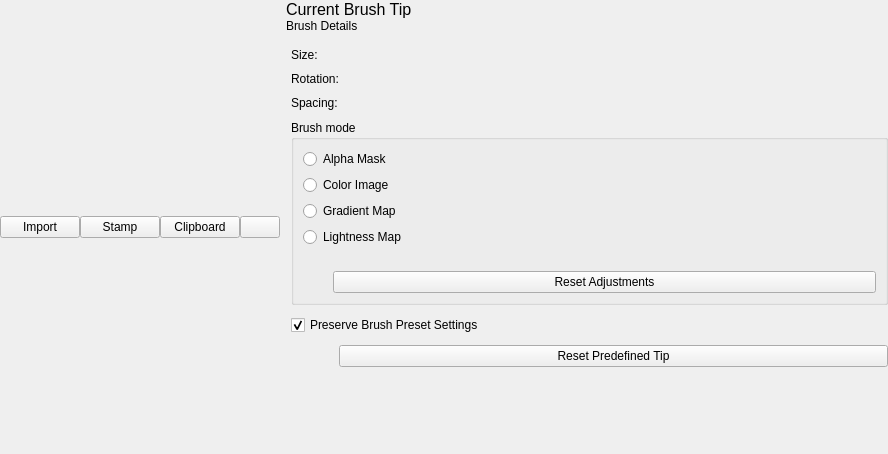
KDE/krita, file plugins/paintops/libpaintop/forms/wdgpredefinedbrushchooser.ui: the form before one commit.
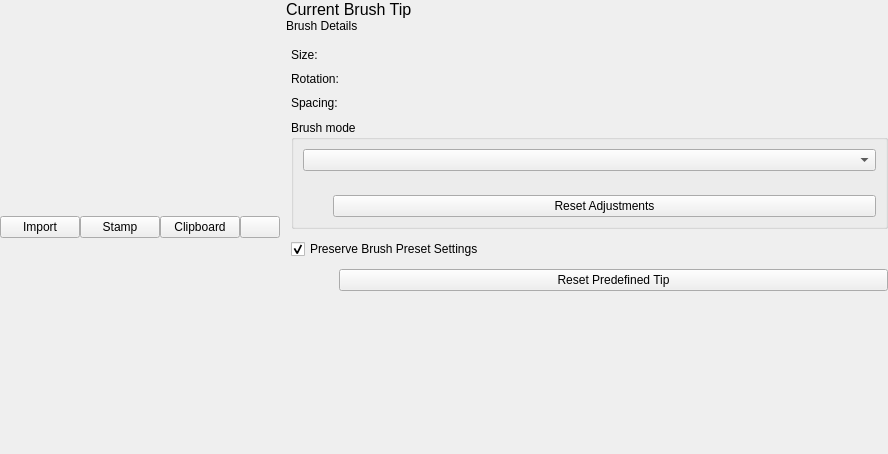
The form after the commit. Custom widgets are drawn as their Qt base class.

Commit message:
Switch radio buttons to combobox to reduce the size of the predefined brushes.
BUG:424284

The edit to the form file:
```diff
--- a/plugins/paintops/libpaintop/forms/wdgpredefinedbrushchooser.ui
+++ b/plugins/paintops/libpaintop/forms/wdgpredefinedbrushchooser.ui
@@ -223,32 +223,7 @@
          </property>
          <layout class="QVBoxLayout" name="verticalLayout_3">
           <item>
-           <widget class="QRadioButton" name="btnMaskMode">
-            <property name="text">
-             <string>Alpha Mask</string>
-            </property>
-           </widget>
-          </item>
-          <item>
-           <widget class="QRadioButton" name="btnColorMode">
-            <property name="text">
-             <string>Color Image</string>
-            </property>
-           </widget>
-          </item>
-          <item>
-           <widget class="QRadioButton" name="btnGradientMode">
-            <property name="text">
-             <string>Gradient Map</string>
-            </property>
-           </widget>
-          </item>
-          <item>
-           <widget class="QRadioButton" name="btnLightnessMode">
-            <property name="text">
-             <string>Lightness Map</string>
-            </property>
-           </widget>
+           <widget class="QComboBox" name="cmbBrushMode"/>
           </item>
           <item>
            <layout class="QHBoxLayout" name="horizontalLayout_3">
@@ -312,8 +287,8 @@
        </property>
        <property name="sizeHint" stdset="0">
         <size>
-         <width>20</width>
-         <height>40</height>
+         <width>0</width>
+         <height>0</height>
         </size>
        </property>
       </spacer>
```
Left out of the diff: 4 changed lines with no effect on the pictures. The commit also changes 1 other file.
